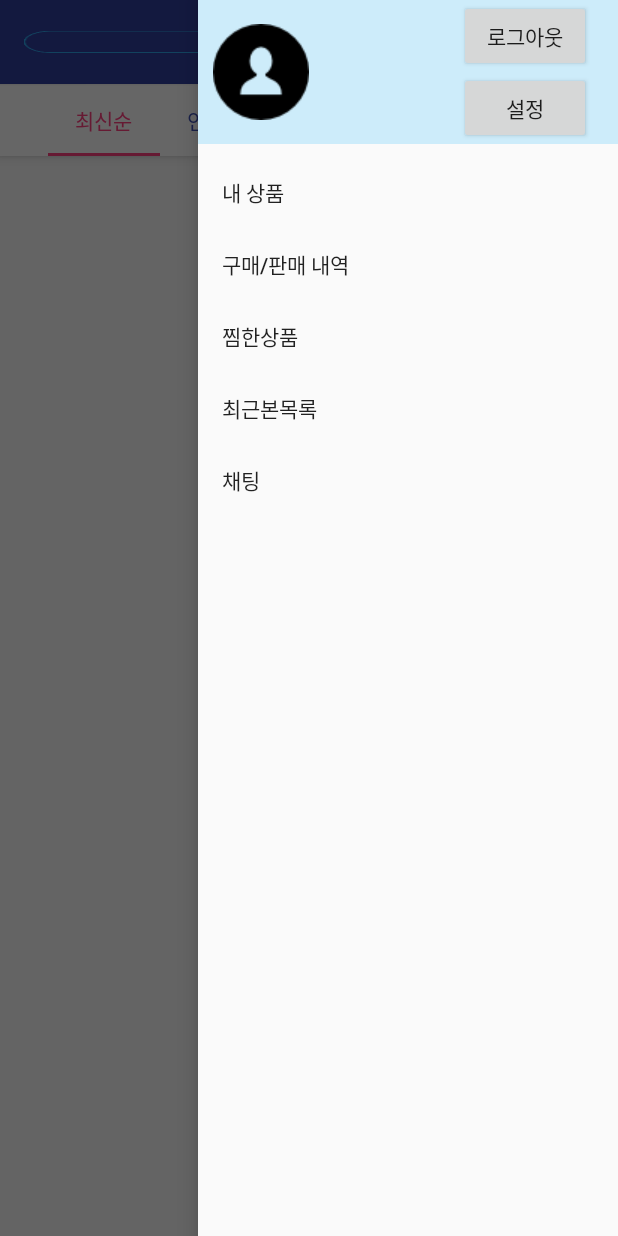
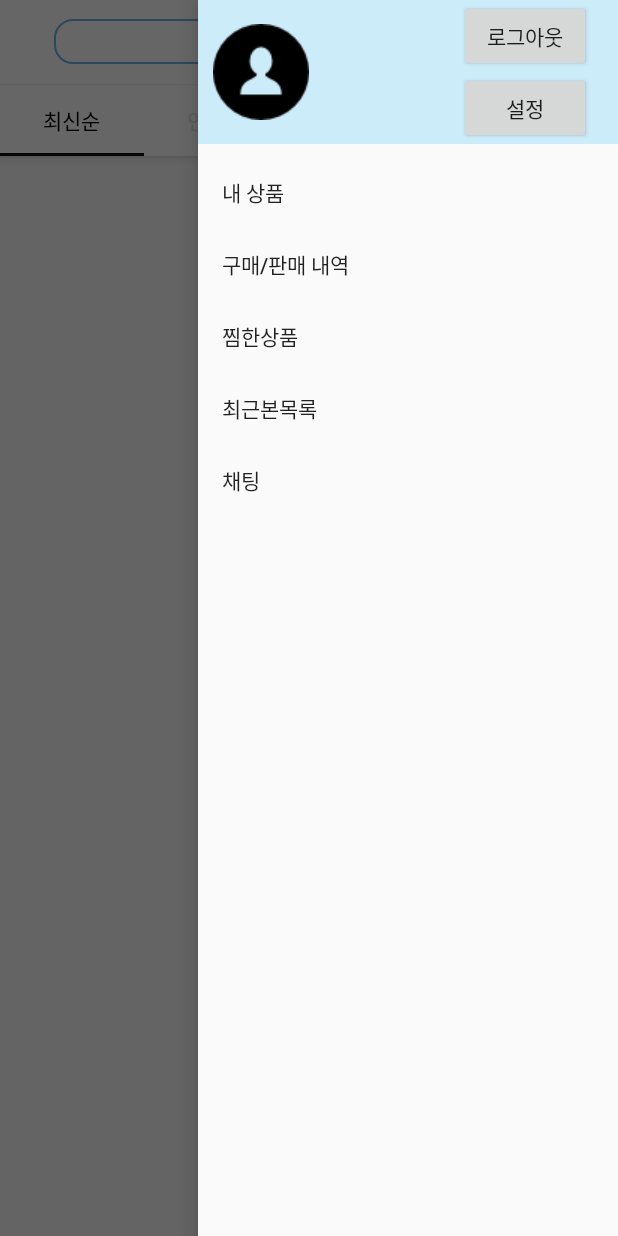
Before and after one commit to SungYoonJOE/TEAMYEOGIDA_Android, an Android app: the MainActivity screen opened directly, with no data from a screen before it, with the side drawer open, on a phone screen of 412 x 824 dp. Run offline under Robolectric (Android 15) with nearby library versions, the phone set to English and light mode, and no system bars; libraries missing offline, so code that uses them is left out: com.kakao.usermgmt.

Commit message:
메인화면 디자인 및 주석설명

```diff
--- a/yeogida8/app/src/main/java/com/example/hahaj/yeogida8/LoginActivity.java
+++ b/yeogida8/app/src/main/java/com/example/hahaj/yeogida8/LoginActivity.java
@@ -139,8 +139,8 @@ public class LoginActivity extends AppCompatActivity {
                     nickname = result.getNickname();
                     email = result.getKakaoAccount().getEmail();
 
-                    new JSONTask().execute(url.getMainUrl() + "/login");
-                    //redirectMainActivity(personpid);//서버와 연결 안 할 때 연습용
+                    //new JSONTask().execute(url.getMainUrl() + "/login");
+                    redirectMainActivity(personpid);//서버와 연결 안 할 때 연습용
 
                 }
             });
--- a/yeogida8/app/src/main/java/com/example/hahaj/yeogida8/MainActivity.java
+++ b/yeogida8/app/src/main/java/com/example/hahaj/yeogida8/MainActivity.java
@@ -25,6 +25,7 @@ import android.widget.AdapterView;
 import android.widget.ArrayAdapter;
 import android.widget.EditText;
 import android.widget.ImageButton;
+import android.widget.LinearLayout;
 import android.widget.Spinner;
 import android.widget.TextView;
 import android.widget.Toast;
@@ -68,6 +69,7 @@ public class MainActivity extends AppCompatActivity implements NavigationView.On
     Fragment3 fragment3;
     TextView textView;
     EditText searchtxt;
+    //스피너에 들어갈 선택지
     String[] items = {"전체","서울","경기","부산"};
 
 
@@ -179,22 +181,31 @@ public class MainActivity extends AppCompatActivity implements NavigationView.On
         //passPersonpid3(personpid);
         Log.d("Fragment3에 personpid 보냄", ""+personpid);
 
+        //툴바
         t1 = findViewById(R.id.toolbar);
         setSupportActionBar(t1);
         getSupportActionBar().setDisplayShowHomeEnabled(true);
 
+        //햄버거 버튼 눌렀을 때 옆에서 열리는게 드로어고 그 위에 뜨는 화면이 네비게이션뷰
+
         mDrawerLayout = findViewById(R.id.activity_main);
+        //네비게이션 드로어 여는 버튼(햄버거버튼)
         imgright = findViewById(R.id.imgright);
 
+        //네이게이션뷰
         navigationView = findViewById(R.id.nav_id);
+        //네비게이션뷰 앞으로 가져와 눌리게함(가려지지않게)
         navigationView.bringToFront();
 
+        //네비게이션 아이템 리스너
         if(navigationView != null) {
             navigationView.setNavigationItemSelectedListener(this);
         }
 
+        //드로어 리스너
         mDrawerLayout.setDrawerListener(mDrawerToggle);
 
+        //햄버거버튼 눌리면 네비게이션뷰(드로어) 열림
         imgright.setOnClickListener(new View.OnClickListener() {
             @Override
             public void onClick(View v) {
@@ -205,6 +216,7 @@ public class MainActivity extends AppCompatActivity implements NavigationView.On
                 }
             }
         });
+
 
         searchtxt =(EditText) findViewById(R.id.searchtext);
         //resSearch = searchtxt.getText().toString();
@@ -255,15 +267,15 @@ public class MainActivity extends AppCompatActivity implements NavigationView.On
 
         textView = (TextView) findViewById(R.id.textView);
 
+        //스피너
         Spinner spinner=(Spinner)findViewById(R.id.spinner);
-        ArrayAdapter<String> adapter= new ArrayAdapter<String>(
-                this, android.R.layout.simple_spinner_item,items
-        );//어레이 어댑터 객체 생성
+        //스피너에 올라갈 String값
+        ArrayAdapter<String> adapter= new ArrayAdapter<String>(this, R.layout.spinner_item,items);//어레이 어댑터 객체 생성
 
-        adapter.setDropDownViewResource(android.R.layout.simple_spinner_dropdown_item);
+        adapter.setDropDownViewResource(R.layout.spinner_item);
         spinner.setAdapter(adapter);
 
-
+        //스피너 리스너
         spinner.setOnItemSelectedListener(new AdapterView.OnItemSelectedListener() {
             @Override
             public void onItemSelected(AdapterView<?> parent, View view, int position, long id) {
@@ -308,14 +320,19 @@ public class MainActivity extends AppCompatActivity implements NavigationView.On
             }
         });
 
+        //프래그먼트 설정 부분 -> 기본 프래그먼트 화면으로 fragment1설정해놓음
         getSupportFragmentManager().beginTransaction().add(R.id.container, fragment1).commit();
 
+        //탭 레이아웃
         TabLayout tabs=(TabLayout) findViewById(R.id.tabs);
+        //탭추가
         tabs.addTab(tabs.newTab().setText("최신순"));
         tabs.addTab(tabs.newTab().setText("인기순"));
         tabs.addTab(tabs.newTab().setText("마감임박"));
+        tabs.setTabGravity(TabLayout.GRAVITY_FILL);
         //tabs.addTab(tabs.newTab());
 
+        //탭 리스너(눌릴때)
         tabs.setOnTabSelectedListener(new TabLayout.OnTabSelectedListener() {
             @Override
             public void onTabSelected(TabLayout.Tab tab) {
@@ -363,6 +380,7 @@ public class MainActivity extends AppCompatActivity implements NavigationView.On
     }
 
 
+    //메뉴 아이템의 아이템이 눌렸을때 true반환
     @Override
     public boolean onOptionsItemSelected(MenuItem item) {
         if (mDrawerToggle.onOptionsItemSelected(item)) {
--- a/yeogida8/app/src/main/java/com/example/hahaj/yeogida8/NetworkUrl.java
+++ b/yeogida8/app/src/main/java/com/example/hahaj/yeogida8/NetworkUrl.java
@@ -7,7 +7,6 @@ public class NetworkUrl {
     //Url 바뀌면 여기만 바꾸면 됨.
 
     private String main = new String("http://106ae1e8.ngrok.io");
-
 
 
     public String getMainUrl() {
--- a/yeogida8/app/src/main/res/drawable/searchbarstyle.xml
+++ b/yeogida8/app/src/main/res/drawable/searchbarstyle.xml
@@ -1,4 +1,3 @@
-<?xml version="1.0" encoding="utf-8"?>
 <?xml version="1.0" encoding="utf-8"?>
 <shape xmlns:android="http://schemas.android.com/apk/res/android"
     android:padding="10dp"
--- a/yeogida8/app/src/main/res/layout/activity_main.xml
+++ b/yeogida8/app/src/main/res/layout/activity_main.xml
@@ -55,13 +55,14 @@
                 android:id="@+id/toolbar"
                 android:layout_width="match_parent"
                 android:layout_height="wrap_content"
-                android:background="@color/colorPrimaryDark"
+                android:background="@color/whiteColor"
                 android:elevation="1dp">
 
                 <LinearLayout
                     android:layout_width="match_parent"
                     android:layout_height="match_parent"
-                    android:orientation="horizontal">
+                    android:orientation="horizontal"
+                    >
 
                     <View
                         android:layout_width="0dp"
@@ -69,20 +70,26 @@
                         android:layout_weight="1" />
 
                 <LinearLayout
-                    android:layout_width="match_parent"
-                    android:layout_height="match_parent"
-                    android:orientation="horizontal">
+                    android:layout_weight="15"
+                    android:layout_width="0dp"
+                    android:layout_height="30dp"
+                    android:orientation="horizontal"
+                    android:id="@+id/seachbar"
+                    android:background="@drawable/searchbarstyle">
 
+                    <View
+                        android:layout_width="0dp"
+                        android:layout_height="0dp"
+                        android:layout_weight="1" />
 
                 <EditText
                         android:id="@+id/searchtext"
                         android:layout_weight="15"
                         android:layout_width="0dp"
                         android:layout_height="wrap_content"
-                        android:ems="10"
                         android:inputType="textPersonName"
                         android:layout_gravity="right|center"
-                        android:background="@drawable/search"
+                        android:background="@null"
                         />
 
                     <View
@@ -99,6 +106,11 @@
                         android:adjustViewBounds="true"
                         android:background="@drawable/ic_search"/>
 
+                    <View
+                        android:layout_width="0dp"
+                        android:layout_height="0dp"
+                        android:layout_weight="1" />
+
                 </LinearLayout>
 
                     <View
@@ -108,9 +120,9 @@
 
                     <ImageButton
                         android:id="@+id/imgright"
-                        android:layout_weight="2"
+                        android:layout_weight="1.5"
                         android:layout_width="0dp"
-                        android:layout_height="30dp"
+                        android:layout_height="25dp"
                         android:adjustViewBounds="true"
                         android:layout_gravity="right|center"
                         android:background="@drawable/profileblue" />
@@ -140,19 +152,22 @@
                     android:id="@+id/tabs"
                     android:layout_width="0dp"
                     android:layout_height="wrap_content"
-                    android:background="@android:color/background_light"
                     android:elevation="1dp"
-                    app:tabGravity="center"
-                    app:tabMode="scrollable"
-                    app:tabSelectedTextColor="@color/colorAccent"
-                    app:tabTextColor="@color/colorPrimary">
+                    app:tabGravity="fill"
+                    app:tabMode="fixed"
+                    app:tabSelectedTextColor="@color/colorselectedTabtext"
+                    app:tabTextColor="@color/colorTab"
+
+                    >
 
                 </android.support.design.widget.TabLayout>
+
 
                 <Spinner
                     android:layout_weight="1.5"
                     android:layout_toRightOf="@+id/tabs"
-                    android:layout_marginTop="10dp"
+                    android:paddingLeft="10dp"
+                    android:layout_gravity="center"
                     android:id="@+id/spinner"
                     android:layout_width="0dp"
                     android:layout_height="wrap_content" />
@@ -177,7 +192,8 @@
             android:layout_gravity="bottom|end"
             android:layout_marginRight="10dp"
             android:layout_marginBottom="10dp"
-            app:srcCompat="@drawable/floatingbutton" />
+            app:srcCompat="@drawable/floatingbutton"
+            android:background="@color/mainColor"/>
 
     </android.support.design.widget.CoordinatorLayout>
 
--- a/yeogida8/app/src/main/res/values/colors.xml
+++ b/yeogida8/app/src/main/res/values/colors.xml
@@ -3,6 +3,11 @@
     <color name="colorPrimary">#3F51B5</color>
     <color name="colorPrimaryDark">#303F9F</color>
     <color name="headerColor">#CDECFA</color>
+    <color name="whiteColor">#FFFFFF</color>
     <color name="mainColor">#6DB5E5</color>
     <color name="colorAccent">#FF4081</color>
+    <color name="colorTab">#E2E2E2</color>
+    <color name="colorSpinner">#E2E2BB</color>
+    <color name="colorselectedTabtext">#000000</color>
+
 </resources>
--- a/yeogida8/app/src/main/res/values/styles.xml
+++ b/yeogida8/app/src/main/res/values/styles.xml
@@ -6,7 +6,7 @@
         <!-- Customize your theme here. -->
         <item name="colorPrimary">@color/colorPrimary</item>
         <item name="colorPrimaryDark">@color/colorPrimaryDark</item>
-        <item name="colorAccent">@color/colorAccent</item>
+        <item name="colorAccent">#111111</item>
         <item name="windowActionBar">true</item>
         <item name="windowNoTitle">true</item>
     </style>
```
Also changed, not shown: yeogida8/app/src/main/res/drawable/tabborder.xml (added, +18 -0 lines), yeogida8/app/src/main/res/layout/spinner_item.xml (added, +21 -0 lines).
